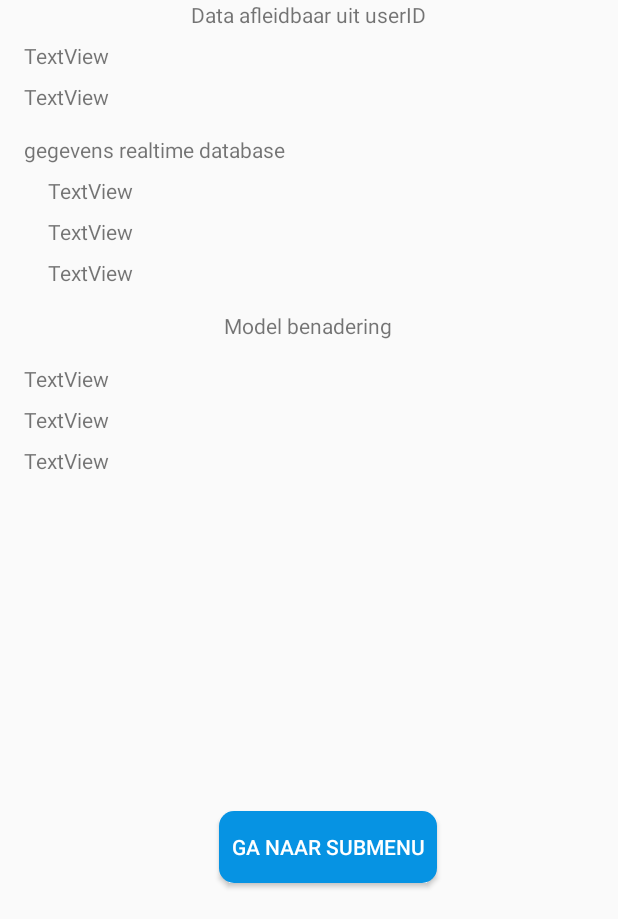
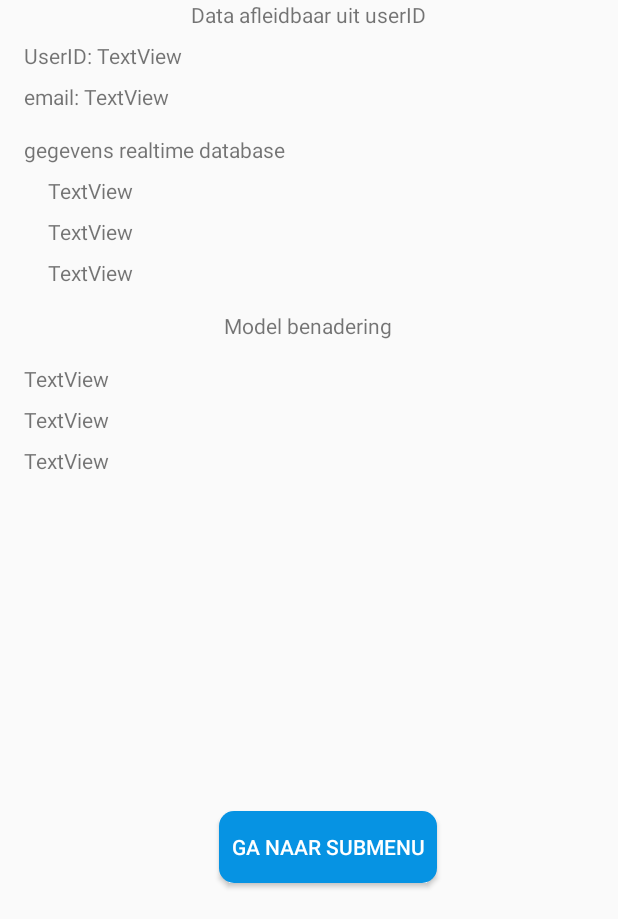
Before and after one commit to jey-ou/testAppAppLab, an Android app: the AfterSignInActivity screen opened directly, with no data from a screen before it, on a phone screen of 412 x 824 dp, the part 317-1236 px from its top. Run offline under Robolectric (Android 15) with nearby library versions, the phone set to English and light mode, and no system bars; our stand-ins replace Firebase (no records; nobody signed in at launch, a user with empty details on screens opened directly).

Commit message:
Crud start

```diff
--- a/app/src/main/AndroidManifest.xml
+++ b/app/src/main/AndroidManifest.xml
@@ -11,6 +11,12 @@
         android:supportsRtl="true"
         android:theme="@style/Theme.TestAppAppLab"
         tools:targetApi="31">
+        <activity
+            android:name=".Tips.tipsSearchActivity"
+            android:exported="false" />
+        <activity
+            android:name=".CRUD_firebase.AlgmLijstPersActivity"
+            android:exported="false" />
         <activity
             android:name=".ListViewLocalJson.ListViewMetInvoerActivity"
             android:exported="false" />
--- a/app/src/main/java/com/example/testapp_applab/SignInOut/AfterSignInActivity.java
+++ b/app/src/main/java/com/example/testapp_applab/SignInOut/AfterSignInActivity.java
@@ -50,14 +50,10 @@ public class AfterSignInActivity extends AppCompatActivity {
 
         if (user !=null) {
             String userId = user.getUid();
-            FirebaseUser currentUser = FirebaseAuth.getInstance().getCurrentUser();
-            String email0 = currentUser.getEmail();
-
-
+            String email0 = user.getEmail();
 
             //DatabaseReference reference = FirebaseDatabase.getInstance().getReference("Users").child(userId);
-            Log.i("SharedPrefsJSON", "userId niet leeg na login");
-            //header.setText(userId); // te verwijderen
+            Log.i("SharedPrefsJSON", "userId na login");
 
             DatabaseReference ref = FirebaseDatabase.getInstance().getReference();
 
@@ -67,7 +63,7 @@ public class AfterSignInActivity extends AppCompatActivity {
                     if (task.isSuccessful()){
                         if (task.getResult().exists()){
 
-                            Toast.makeText(getApplicationContext(),"Successfully Read",Toast.LENGTH_SHORT).show();
+                            Log.i("SharedPrefsJSON", "Sucessvol read op userid in realtime database");
                             // Data afleidbaar uit userID
 
                             userName0.setText(userId);
@@ -88,9 +84,7 @@ public class AfterSignInActivity extends AppCompatActivity {
                         }else {
 
                             Toast.makeText(getApplicationContext(),"User doesn't Exist",Toast.LENGTH_SHORT).show();
-
                         }
-
                     }
                 }
             });
@@ -98,20 +92,17 @@ public class AfterSignInActivity extends AppCompatActivity {
         }else{
             Toast.makeText(getApplicationContext(), "no userID", Toast.LENGTH_SHORT).show();
         }
-
-
     }
 
     @Override
     protected void onStart() {
         super.onStart();
 
-        //FirebaseAuth mAuth = null;
         FirebaseUser currentUser = FirebaseAuth.getInstance().getCurrentUser();
         if(currentUser != null){
-            Toast.makeText(getApplicationContext(), "succesvol ingelogd", Toast.LENGTH_SHORT).show();
+            //Toast.makeText(getApplicationContext(), "succesvol ingelogd", Toast.LENGTH_SHORT).show();
             Log.i("SharedPrefsJSON", "onStart() correct uitgevoerd na login");
-           //;
+
         }else {
             Intent intent = new Intent(getApplicationContext(),SignInActivity.class);
             startActivity(intent);
--- a/app/src/main/java/com/example/testapp_applab/SignInOut/SignInActivity.java
+++ b/app/src/main/java/com/example/testapp_applab/SignInOut/SignInActivity.java
@@ -95,5 +95,6 @@ public class SignInActivity extends AppCompatActivity {
                 }
             }
         });
+
     }
 }
--- a/app/src/main/res/layout/activity_after_sign_in.xml
+++ b/app/src/main/res/layout/activity_after_sign_in.xml
@@ -133,12 +133,11 @@
         android:id="@+id/tvSecUserIDtoken"
         android:layout_width="0dp"
         android:layout_height="wrap_content"
-        android:layout_marginStart="16dp"
         android:layout_marginTop="8dp"
-        android:layout_marginEnd="16dp"
+        android:layout_marginEnd="8dp"
         android:text="TextView"
         app:layout_constraintEnd_toEndOf="parent"
-        app:layout_constraintStart_toStartOf="parent"
+        app:layout_constraintStart_toEndOf="@+id/textView"
         app:layout_constraintTop_toBottomOf="@+id/tvHeader0" />
 
     <TextView
@@ -148,7 +147,26 @@
         android:layout_marginTop="8dp"
         android:text="TextView"
         app:layout_constraintEnd_toEndOf="@+id/tvSecUserIDtoken"
-        app:layout_constraintStart_toStartOf="@+id/tvSecUserIDtoken"
+        app:layout_constraintStart_toEndOf="@+id/textView5"
         app:layout_constraintTop_toBottomOf="@+id/tvSecUserIDtoken" />
 
+    <TextView
+        android:id="@+id/textView"
+        android:layout_width="wrap_content"
+        android:layout_height="wrap_content"
+        android:layout_marginStart="16dp"
+        android:layout_marginTop="8dp"
+        android:text="UserID: "
+        app:layout_constraintStart_toStartOf="parent"
+        app:layout_constraintTop_toBottomOf="@+id/tvHeader0" />
+
+    <TextView
+        android:id="@+id/textView5"
+        android:layout_width="wrap_content"
+        android:layout_height="wrap_content"
+        android:layout_marginTop="8dp"
+        android:text="email: "
+        app:layout_constraintStart_toStartOf="@+id/textView"
+        app:layout_constraintTop_toBottomOf="@+id/textView" />
+
 </androidx.constraintlayout.widget.ConstraintLayout>
--- a/build.gradle
+++ b/build.gradle
@@ -4,6 +4,6 @@ buildscript {
     }
 }// Top-level build file where you can add configuration options common to all sub-projects/modules.
 plugins {
-    id 'com.android.application' version '8.0.0' apply false
-    id 'com.android.library' version '8.0.0' apply false
+    id 'com.android.application' version '8.0.1' apply false
+    id 'com.android.library' version '8.0.1' apply false
 }
```
Also changed, not shown: app/src/main/java/com/example/testapp_applab/CRUD_firebase/AlgmLijstPersActivity.java (added, +18 -0 lines), app/src/main/java/com/example/testapp_applab/Tips/tipsSearchActivity.java (added, +16 -0 lines), app/src/main/res/layout/activity_algm_lijst_pers.xml (added, +34 -0 lines), app/src/main/res/layout/activity_tips_search.xml (added, +9 -0 lines), app/src/main/res/layout/tip_item.xml (added, +58 -0 lines).
